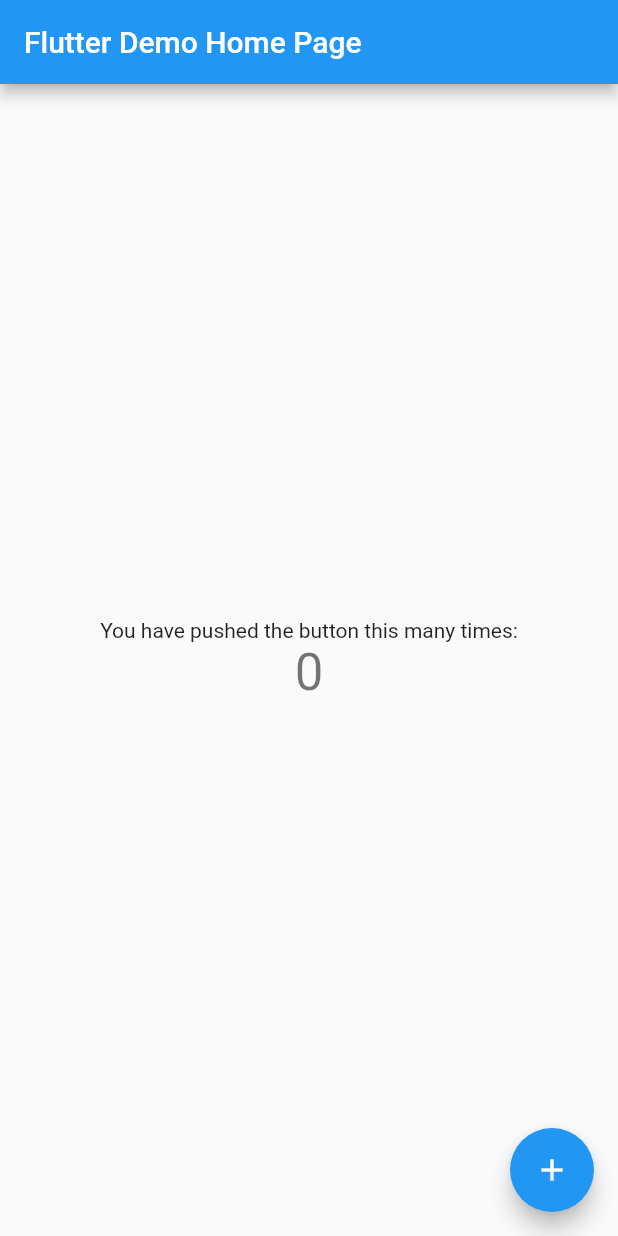
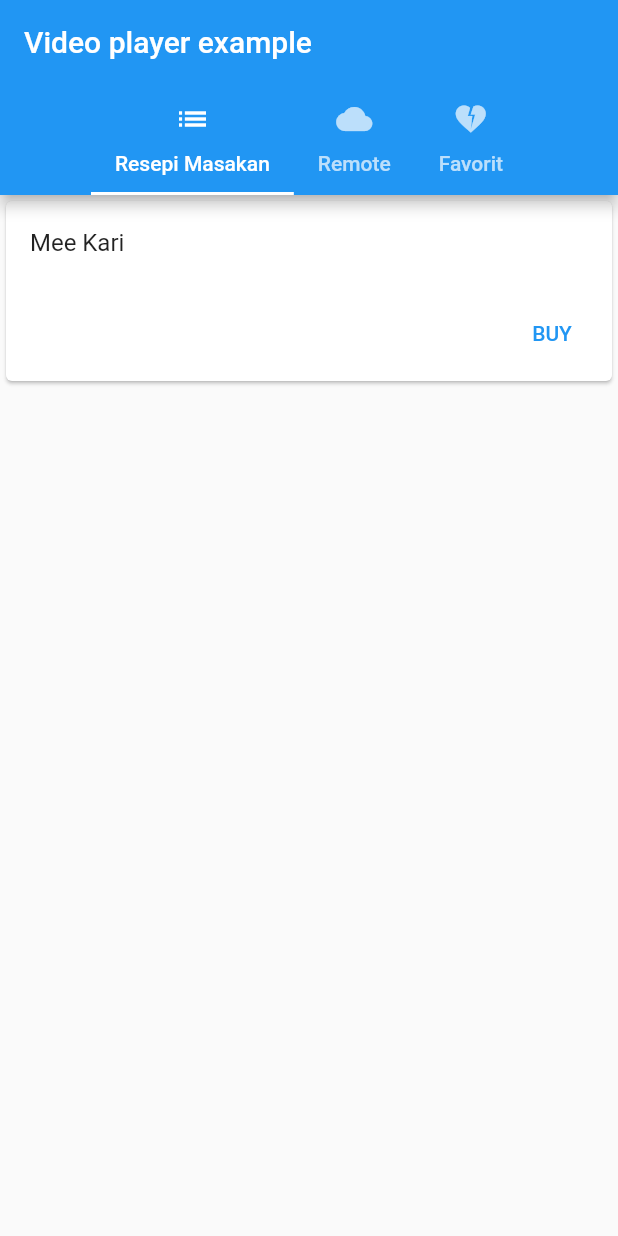
Before and after one commit to quezera97/malaysia_dish, a Flutter app: the screen it shows after launch, on a phone screen of 412 x 824 dp. Run offline on Flutter 3.47's test engine with Material 2 defaults, Android fonts, the light colour scheme and no system bars; our stand-ins replace youtube_player_flutter.

Commit message:
video update

```diff
--- a/lib/main.dart
+++ b/lib/main.dart
@@ -1,4 +1,6 @@
 import 'package:flutter/material.dart';
+
+import 'ui/dashboard.dart';
 
 void main() {
   runApp(const MyApp());
@@ -7,109 +9,14 @@
 class MyApp extends StatelessWidget {
   const MyApp({super.key});
 
-  // This widget is the root of your application.
   @override
   Widget build(BuildContext context) {
     return MaterialApp(
       title: 'Flutter Demo',
       theme: ThemeData(
-        // This is the theme of your application.
-        //
-        // Try running your application with "flutter run". You'll see the
-        // application has a blue toolbar. Then, without quitting the app, try
-        // changing the primarySwatch below to Colors.green and then invoke
-        // "hot reload" (press "r" in the console where you ran "flutter run",
-        // or simply save your changes to "hot reload" in a Flutter IDE).
-        // Notice that the counter didn't reset back to zero; the application
-        // is not restarted.
         primarySwatch: Colors.blue,
       ),
-      home: const MyHomePage(title: 'Flutter Demo Home Page'),
+      home: const Dashboard(),
     );
   }
 }
-
-class MyHomePage extends StatefulWidget {
-  const MyHomePage({super.key, required this.title});
-
-  // This widget is the home page of your application. It is stateful, meaning
-  // that it has a State object (defined below) that contains fields that affect
-  // how it looks.
-
-  // This class is the configuration for the state. It holds the values (in this
-  // case the title) provided by the parent (in this case the App widget) and
-  // used by the build method of the State. Fields in a Widget subclass are
-  // always marked "final".
-
-  final String title;
-
-  @override
-  State<MyHomePage> createState() => _MyHomePageState();
-}
-
-class _MyHomePageState extends State<MyHomePage> {
-  int _counter = 0;
-
-  void _incrementCounter() {
-    setState(() {
-      // This call to setState tells the Flutter framework that something has
-      // changed in this State, which causes it to rerun the build method below
-      // so that the display can reflect the updated values. If we changed
-      // _counter without calling setState(), then the build method would not be
-      // called again, and so nothing would appear to happen.
-      _counter++;
-    });
-  }
-
-  @override
-  Widget build(BuildContext context) {
-    // This method is rerun every time setState is called, for instance as done
-    // by the _incrementCounter method above.
-    //
-    // The Flutter framework has been optimized to make rerunning build methods
-    // fast, so that you can just rebuild anything that needs updating rather
-    // than having to individually change instances of widgets.
-    return Scaffold(
-      appBar: AppBar(
-        // Here we take the value from the MyHomePage object that was created by
-        // the App.build method, and use it to set our appbar title.
-        title: Text(widget.title),
-      ),
-      body: Center(
-        // Center is a layout widget. It takes a single child and positions it
-        // in the middle of the parent.
-        child: Column(
-          // Column is also a layout widget. It takes a list of children and
-          // arranges them vertically. By default, it sizes itself to fit its
-          // children horizontally, and tries to be as tall as its parent.
-          //
-          // Invoke "debug painting" (press "p" in the console, choose the
-          // "Toggle Debug Paint" action from the Flutter Inspector in Android
-          // Studio, or the "Toggle Debug Paint" command in Visual Studio Code)
-          // to see the wireframe for each widget.
-          //
-          // Column has various properties to control how it sizes itself and
-          // how it positions its children. Here we use mainAxisAlignment to
-          // center the children vertically; the main axis here is the vertical
-          // axis because Columns are vertical (the cross axis would be
-          // horizontal).
-          mainAxisAlignment: MainAxisAlignment.center,
-          children: <Widget>[
-            const Text(
-              'You have pushed the button this many times:',
-            ),
-            Text(
-              '$_counter',
-              style: Theme.of(context).textTheme.headlineMedium,
-            ),
-          ],
-        ),
-      ),
-      floatingActionButton: FloatingActionButton(
-        onPressed: _incrementCounter,
-        tooltip: 'Increment',
-        child: const Icon(Icons.add),
-      ), // This trailing comma makes auto-formatting nicer for build methods.
-    );
-  }
-}
--- /dev/null
+++ b/lib/ui/dashboard.dart
@@ -0,0 +1,39 @@
+import 'package:flutter/material.dart';
+import 'initial_video.dart';
+import 'video_list.dart';
+
+class Dashboard extends StatefulWidget {
+  const Dashboard({Key? key}) : super(key: key);
+
+  @override
+  State<Dashboard> createState() => _DashboardState();
+}
+
+class _DashboardState extends State<Dashboard> {
+  @override
+  Widget build(BuildContext context) {
+    return DefaultTabController(
+      length: 3,
+      child: Scaffold(
+        appBar: AppBar(
+          title: const Text('Video player example'),
+          bottom: const TabBar(
+            isScrollable: true,
+            tabs: <Widget>[
+              Tab(icon: Icon(Icons.list), text: 'Resepi Masakan'),
+              Tab(icon: Icon(Icons.cloud), text: 'Remote'),
+              Tab(icon: Icon(Icons.heart_broken), text: 'Favorit'),
+            ],
+          ),
+        ),
+        body: const TabBarView(
+          children: <Widget>[
+            VideoList(),
+            InitialVideo(),
+            InitialVideo(),
+          ],
+        ),
+      ),
+    );
+  }
+}
--- /dev/null
+++ b/lib/ui/video_list.dart
@@ -0,0 +1,68 @@
+import 'package:flutter/material.dart';
+
+class VideoList extends StatelessWidget {
+  const VideoList({super.key});
+
+  @override
+  Widget build(BuildContext context) {
+    return ListView(
+      children: const <Widget>[
+        _ListCard(title: 'Mee Kari'),
+        // Card(
+        //     child: Column(children: <Widget>[
+        //   Column(
+        //     children: <Widget>[
+        //       const ListTile(
+        //         leading: Icon(Icons.cake),
+        //         title: Text('Video video'),
+        //       ),
+        //       Stack(
+        //           alignment: FractionalOffset.bottomRight +
+        //               const FractionalOffset(-0.1, -0.1),
+        //           children: <Widget>[
+        //           ]),
+        //     ],
+        //   ),
+        // ])),
+      ],
+    );
+  }
+}
+
+class _ListCard extends StatelessWidget {
+  const _ListCard({
+    required this.title,
+  });
+
+  final String title;
+
+  @override
+  Widget build(BuildContext context) {
+    return Card(
+      child: Column(
+        mainAxisSize: MainAxisSize.min,
+        children: <Widget>[
+          ListTile(
+            title: Text(title),
+          ),
+          ButtonBar(
+            children: <Widget>[
+              TextButton(
+                child: const Text('BUY'),
+                onPressed: () {
+                  /* ... */
+                },
+              ),
+              // TextButton(
+              //   child: const Text('SELL TICKETS'),
+              //   onPressed: () {
+              //     /* ... */
+              //   },
+              // ),
+            ],
+          ),
+        ],
+      ),
+    );
+  }
+}
```
Also changed, not shown: lib/ui/initial_video.dart (added, +47 -0 lines), pubspec.yaml (+3 -4 lines), pubspec.lock, 3 other files.
